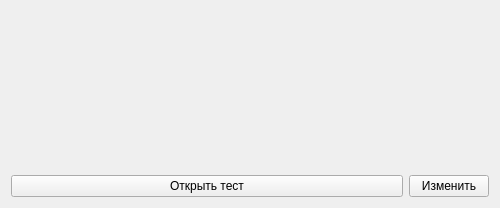
Before: the Qt Designer form client/gui/widgets/quiz.ui in igorechek06/pyQuiz, drawn with Qt 5.
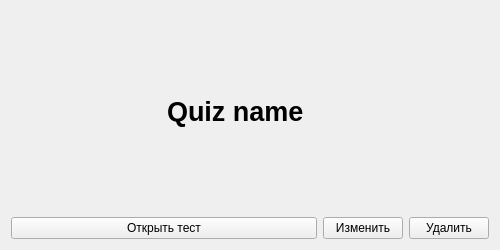
After: the same form once the commit is applied. Icons and pictures are not drawn.

```diff
--- a/client/gui/widgets/quiz.ui
+++ b/client/gui/widgets/quiz.ui
@@ -7,19 +7,19 @@
     <x>0</x>
     <y>0</y>
     <width>500</width>
-    <height>208</height>
+    <height>250</height>
    </rect>
   </property>
   <property name="minimumSize">
    <size>
     <width>500</width>
-    <height>208</height>
+    <height>250</height>
    </size>
   </property>
   <property name="maximumSize">
    <size>
     <width>16777215</width>
-    <height>208</height>
+    <height>250</height>
    </size>
   </property>
   <property name="windowTitle">
@@ -71,6 +71,9 @@
          <bold>true</bold>
         </font>
        </property>
+       <property name="text">
+        <string>Quiz name</string>
+       </property>
        <property name="wordWrap">
         <bool>true</bool>
        </property>
@@ -117,6 +120,26 @@
        </property>
       </widget>
      </item>
+     <item>
+      <widget class="QPushButton" name="deleteButton">
+       <property name="sizePolicy">
+        <sizepolicy hsizetype="Maximum" vsizetype="Fixed">
+         <horstretch>0</horstretch>
+         <verstretch>0</verstretch>
+        </sizepolicy>
+       </property>
+       <property name="text">
+        <string>Удалить</string>
+       </property>
+       <property name="icon">
+        <iconset resource="../../src.qrc">
+         <normaloff>:/src/src/delete.png</normaloff>:/src/src/delete.png</iconset>
+       </property>
+       <property name="autoDefault">
+        <bool>false</bool>
+       </property>
+      </widget>
+     </item>
     </layout>
    </item>
   </layout>
```
